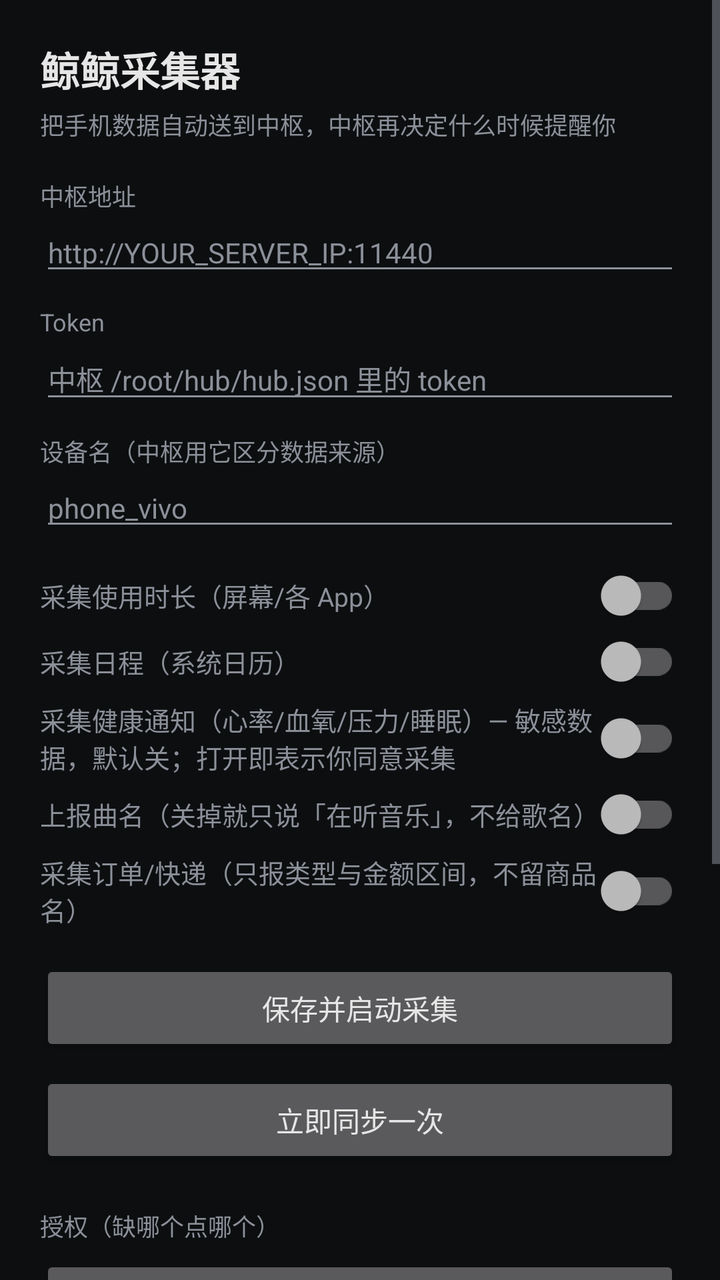
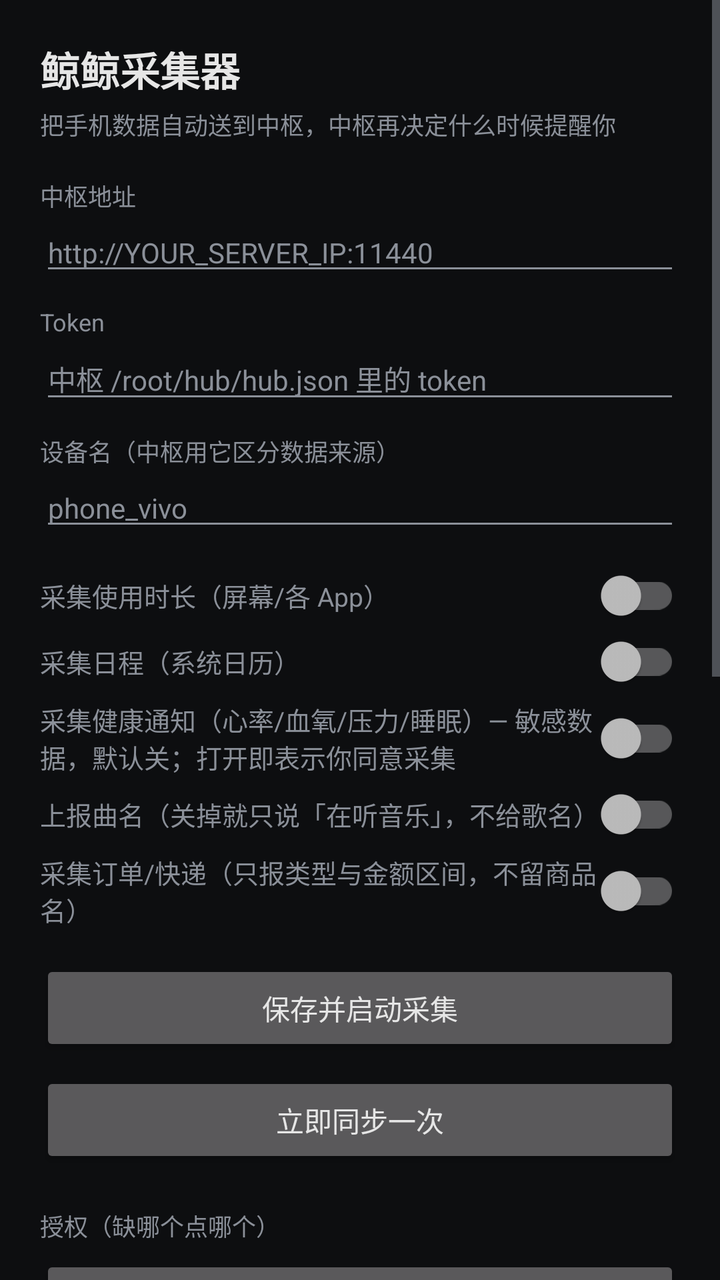

Two renders of the same Android screen: before a commit and after it. Below are the layout's source before the change and the commit's diff.
<!-- AndroidManifest.xml: application theme Theme.WhaleCollector -->
<!-- res/layout/activity_main.xml -->
<?xml version="1.0" encoding="utf-8"?>
<ScrollView xmlns:android="http://schemas.android.com/apk/res/android"
    android:layout_width="match_parent"
    android:layout_height="match_parent"
    android:background="@color/bg"
    android:fillViewport="true">

    <LinearLayout
        android:layout_width="match_parent"
        android:layout_height="wrap_content"
        android:orientation="vertical"
        android:padding="20dp">

        <TextView
            android:layout_width="wrap_content"
            android:layout_height="wrap_content"
            android:text="@string/app_name"
            android:textColor="@color/text_primary"
            android:textSize="20sp"
            android:textStyle="bold" />

        <TextView
            android:layout_width="wrap_content"
            android:layout_height="wrap_content"
            android:layout_marginTop="4dp"
            android:text="@string/subtitle"
            android:textColor="@color/text_secondary"
            android:textSize="12sp" />

        <TextView
            android:layout_width="wrap_content"
            android:layout_height="wrap_content"
            android:layout_marginTop="18dp"
            android:text="@string/label_hub_url"
            android:textColor="@color/text_secondary"
            android:textSize="12sp" />

        <EditText
            android:id="@+id/etHub"
            android:layout_width="match_parent"
            android:layout_height="wrap_content"
            android:hint="http://YOUR_SERVER_IP:11440"
            android:inputType="textUri"
            android:textColor="@color/text_primary"
            android:textColorHint="@color/text_secondary"
            android:textSize="14sp" />

        <TextView
            android:layout_width="wrap_content"
            android:layout_height="wrap_content"
            android:layout_marginTop="10dp"
            android:text="Token"
            android:textColor="@color/text_secondary"
            android:textSize="12sp" />

        <EditText
            android:id="@+id/etToken"
            android:layout_width="match_parent"
            android:layout_height="wrap_content"
            android:hint="中枢 /root/hub/hub.json 里的 token"
            android:inputType="text"
            android:textColor="@color/text_primary"
            android:textColorHint="@color/text_secondary"
            android:textSize="14sp" />

        <TextView
            android:layout_width="wrap_content"
            android:layout_height="wrap_content"
            android:layout_marginTop="10dp"
            android:text="@string/label_device_name"
            android:textColor="@color/text_secondary"
            android:textSize="12sp" />

        <EditText
            android:id="@+id/etDevice"
            android:layout_width="match_parent"
            android:layout_height="wrap_content"
            android:hint="phone_vivo"
            android:inputType="text"
            android:textColor="@color/text_primary"
            android:textColorHint="@color/text_secondary"
            android:textSize="14sp" />

        <androidx.appcompat.widget.SwitchCompat
            android:id="@+id/swUsage"
            android:layout_width="match_parent"
            android:layout_height="wrap_content"
            android:layout_marginTop="14dp"
            android:text="@string/switch_usage"
            android:textColor="@color/text_secondary"
            android:textSize="13sp" />

        <androidx.appcompat.widget.SwitchCompat
            android:id="@+id/swCalendar"
            android:layout_width="match_parent"
            android:layout_height="wrap_content"
            android:layout_marginTop="6dp"
            android:text="@string/switch_calendar"
            android:textColor="@color/text_secondary"
            android:textSize="13sp" />

        <androidx.appcompat.widget.SwitchCompat
            android:id="@+id/swHealth"
            android:layout_width="match_parent"
            android:layout_height="wrap_content"
            android:layout_marginTop="6dp"
            android:text="@string/switch_health"
            android:textColor="@color/text_secondary"
            android:textSize="13sp" />

        <androidx.appcompat.widget.SwitchCompat
            android:id="@+id/swMusic"
            android:layout_width="match_parent"
            android:layout_height="wrap_content"
            android:layout_marginTop="6dp"
            android:text="@string/switch_music"
            android:textColor="@color/text_secondary"
            android:textSize="13sp" />

        <androidx.appcompat.widget.SwitchCompat
            android:id="@+id/swOrders"
            android:layout_width="match_parent"
            android:layout_height="wrap_content"
            android:layout_marginTop="6dp"
            android:text="@string/switch_orders"
            android:textColor="@color/text_secondary"
            android:textSize="13sp" />

        <Button
            android:id="@+id/btnSave"
            android:layout_width="match_parent"
            android:layout_height="wrap_content"
            android:layout_marginTop="16dp"
            android:text="@string/btn_save_start" />

        <Button
            android:id="@+id/btnSyncNow"
            android:layout_width="match_parent"
            android:layout_height="wrap_content"
            android:layout_marginTop="8dp"
            android:text="@string/btn_sync_now" />

        <TextView
            android:layout_width="wrap_content"
            android:layout_height="wrap_content"
            android:layout_marginTop="20dp"
            android:text="@string/section_permissions"
            android:textColor="@color/text_secondary"
            android:textSize="12sp" />

        <Button
            android:id="@+id/btnNotifAccess"
            android:layout_width="match_parent"
            android:layout_height="wrap_content"
            android:layout_marginTop="6dp"
            android:text="@string/btn_perm_notif" />

        <Button
            android:id="@+id/btnUsageAccess"
            android:layout_width="match_parent"
            android:layout_height="wrap_content"
            android:layout_marginTop="6dp"
            android:text="@string/btn_perm_usage" />

        <Button
            android:id="@+id/btnCalendarPerm"
            android:layout_width="match_parent"
            android:layout_height="wrap_content"
            android:layout_marginTop="6dp"
            android:text="@string/btn_perm_calendar" />

        <Button
            android:id="@+id/btnImportTt"
            android:layout_width="match_parent"
            android:layout_height="wrap_content"
            android:layout_marginTop="6dp"
            android:text="@string/btn_import_timetable" />

        <Button
            android:id="@+id/btnStop"
            android:layout_width="match_parent"
            android:layout_height="wrap_content"
            android:layout_marginTop="6dp"
            android:text="@string/btn_stop" />

        <TextView
            android:id="@+id/tvStatus"
            android:layout_width="match_parent"
            android:layout_height="wrap_content"
            android:layout_marginTop="20dp"
            android:lineSpacingExtra="4dp"
            android:textColor="@color/text_secondary"
            android:textIsSelectable="true"
            android:textSize="12sp" />
    </LinearLayout>
</ScrollView>
<!-- resources referenced by this layout -->
<resources>
  <color name="bg">#0D0E10</color>
  <color name="text_primary">#E6E6E6</color>
  <color name="text_secondary">#8B9099</color>
  <string name="app_name">鲸鲸采集器</string>
  <string name="btn_import_timetable">导入课表（选岛课表导出的 JSON）</string>
  <string name="btn_perm_calendar">③ 日历读取权限</string>
  <string name="btn_perm_notif">① 通知监听（健康数据靠它）</string>
  <string name="btn_perm_usage">② 使用情况访问</string>
  <string name="btn_save_start">保存并启动采集</string>
  <string name="btn_stop">停止采集</string>
  <string name="btn_sync_now">立即同步一次</string>
  <string name="label_device_name">设备名（中枢用它区分数据来源）</string>
  <string name="label_hub_url">中枢地址</string>
  <string name="section_permissions">授权（缺哪个点哪个）</string>
  <string name="subtitle">把手机数据自动送到中枢，中枢再决定什么时候提醒你</string>
  <string name="switch_calendar">采集日程（系统日历）</string>
  <string name="switch_health">采集健康通知（心率/血氧/压力/睡眠）— 敏感数据，默认关；打开即表示你同意采集</string>
  <string name="switch_music">上报曲名（关掉就只说「在听音乐」，不给歌名）</string>
  <string name="switch_orders">采集订单/快递（只报类型与金额区间，不留商品名）</string>
  <string name="switch_usage">采集使用时长（屏幕/各 App）</string>
  <style name="Theme.WhaleCollector" parent="Theme.AppCompat.NoActionBar">
          <item name="android:windowBackground">@color/bg</item>
          <item name="android:textColorPrimary">@color/text_primary</item>
          <item name="android:textColorSecondary">@color/text_secondary</item>
          <item name="colorAccent">@color/accent</item>
      </style>
  <color name="accent">#5AA88B</color>
</resources>

<!-- the commit's change to res/layout/activity_main.xml (unified diff, before → after) -->
@@ -192,5 +192,50 @@
             android:textColor="@color/text_secondary"
             android:textIsSelectable="true"
             android:textSize="12sp" />
+        
+        <TextView
+            android:layout_width="match_parent"
+            android:layout_height="wrap_content"
+            android:layout_marginTop="18dp"
+            android:text="@string/keepalive_title"
+            android:textColor="@color/text_primary"
+            android:textSize="15sp"
+            android:textStyle="bold" />
+
+        <TextView
+            android:id="@+id/tvKeepAlive"
+            android:layout_width="match_parent"
+            android:layout_height="wrap_content"
+            android:layout_marginTop="6dp"
+            android:lineSpacingExtra="4dp"
+            android:textColor="@color/text_secondary"
+            android:textIsSelectable="true"
+            android:textSize="12sp" />
+
+        <Button
+            android:id="@+id/btnBatteryExempt"
+            android:layout_width="match_parent"
+            android:layout_height="wrap_content"
+            android:layout_marginTop="8dp"
+            android:text="@string/btn_battery_exempt" />
+
+        <Button
+            android:id="@+id/btnAutoStart"
+            android:layout_width="match_parent"
+            android:layout_height="wrap_content"
+            android:text="@string/btn_autostart" />
+
+        <Button
+            android:id="@+id/btnBgPower"
+            android:layout_width="match_parent"
+            android:layout_height="wrap_content"
+            android:text="@string/btn_bgpower" />
+
+        <Button
+            android:id="@+id/btnExactAlarm"
+            android:layout_width="match_parent"
+            android:layout_height="wrap_content"
+            android:text="@string/btn_exact_alarm" />
+
     </LinearLayout>
 </ScrollView>
<!-- resource entries referenced after the edit -->
@@ -4,6 +4,10 @@
   <color name="text_primary">#E6E6E6</color>
   <color name="text_secondary">#8B9099</color>
   <string name="app_name">鲸鲸采集器</string>
+  <string name="btn_autostart">② 打开自启动管理</string>
+  <string name="btn_battery_exempt">① 申请电池优化豁免</string>
+  <string name="btn_bgpower">③ 打开后台耗电管理</string>
+  <string name="btn_exact_alarm">④ 允许精确闹钟</string>
   <string name="btn_import_timetable">导入课表（选岛课表导出的 JSON）</string>
   <string name="btn_perm_calendar">③ 日历读取权限</string>
   <string name="btn_perm_notif">① 通知监听（健康数据靠它）</string>
@@ -11,6 +15,7 @@
   <string name="btn_save_start">保存并启动采集</string>
   <string name="btn_stop">停止采集</string>
   <string name="btn_sync_now">立即同步一次</string>
+  <string name="keepalive_title">后台保活（不然数据会断）</string>
   <string name="label_device_name">设备名（中枢用它区分数据来源）</string>
   <string name="label_hub_url">中枢地址</string>
   <string name="section_permissions">授权（缺哪个点哪个）</string>
